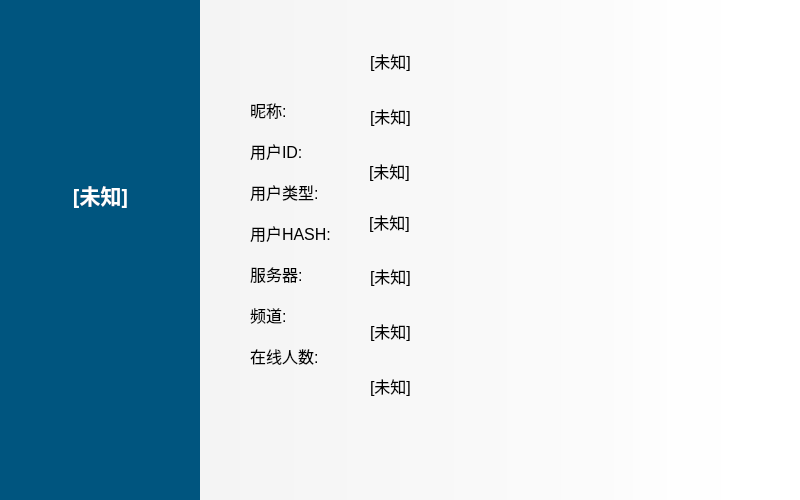
This is userinfo.ui in StarInitial/SChat_Qt_Client as Qt 5 draws it before an edit. The edited form follows.
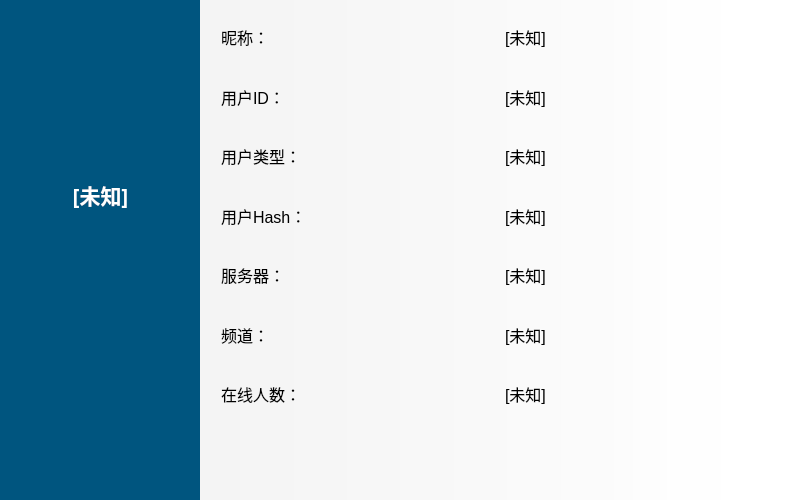
This is the edited form. Icons and pictures are not drawn.

```diff
--- a/userinfo.ui
+++ b/userinfo.ui
@@ -111,139 +111,6 @@
     <set>Qt::AlignCenter</set>
    </property>
   </widget>
-  <widget class="QLabel" name="info_2">
-   <property name="geometry">
-    <rect>
-     <x>250</x>
-     <y>0</y>
-     <width>100</width>
-     <height>501</height>
-    </rect>
-   </property>
-   <property name="text">
-    <string>昵称:
-
-用户ID:
-
-用户类型:
-
-用户HASH:
-
-服务器:
-
-频道:
-
-在线人数:
-
-</string>
-   </property>
-   <property name="alignment">
-    <set>Qt::AlignLeading|Qt::AlignLeft|Qt::AlignVCenter</set>
-   </property>
-  </widget>
-  <widget class="QLabel" name="nick_1">
-   <property name="geometry">
-    <rect>
-     <x>370</x>
-     <y>50</y>
-     <width>430</width>
-     <height>21</height>
-    </rect>
-   </property>
-   <property name="text">
-    <string>[未知]</string>
-   </property>
-  </widget>
-  <widget class="QLabel" name="id">
-   <property name="geometry">
-    <rect>
-     <x>370</x>
-     <y>105</y>
-     <width>431</width>
-     <height>21</height>
-    </rect>
-   </property>
-   <property name="text">
-    <string>[未知]</string>
-   </property>
-  </widget>
-  <widget class="QLabel" name="utype">
-   <property name="geometry">
-    <rect>
-     <x>369</x>
-     <y>160</y>
-     <width>431</width>
-     <height>21</height>
-    </rect>
-   </property>
-   <property name="text">
-    <string>[未知]</string>
-   </property>
-   <property name="alignment">
-    <set>Qt::AlignLeading|Qt::AlignLeft|Qt::AlignVCenter</set>
-   </property>
-  </widget>
-  <widget class="QLabel" name="hash">
-   <property name="geometry">
-    <rect>
-     <x>369</x>
-     <y>210</y>
-     <width>430</width>
-     <height>24</height>
-    </rect>
-   </property>
-   <property name="text">
-    <string>[未知]</string>
-   </property>
-   <property name="alignment">
-    <set>Qt::AlignLeading|Qt::AlignLeft|Qt::AlignVCenter</set>
-   </property>
-  </widget>
-  <widget class="QLabel" name="server">
-   <property name="geometry">
-    <rect>
-     <x>370</x>
-     <y>260</y>
-     <width>431</width>
-     <height>31</height>
-    </rect>
-   </property>
-   <property name="text">
-    <string>[未知]</string>
-   </property>
-  </widget>
-  <widget class="QLabel" name="room">
-   <property name="geometry">
-    <rect>
-     <x>370</x>
-     <y>320</y>
-     <width>431</width>
-     <height>21</height>
-    </rect>
-   </property>
-   <property name="text">
-    <string>[未知]</string>
-   </property>
-   <property name="alignment">
-    <set>Qt::AlignLeading|Qt::AlignLeft|Qt::AlignVCenter</set>
-   </property>
-  </widget>
-  <widget class="QLabel" name="online_num">
-   <property name="geometry">
-    <rect>
-     <x>370</x>
-     <y>375</y>
-     <width>431</width>
-     <height>21</height>
-    </rect>
-   </property>
-   <property name="text">
-    <string>[未知]</string>
-   </property>
-   <property name="alignment">
-    <set>Qt::AlignLeading|Qt::AlignLeft|Qt::AlignVCenter</set>
-   </property>
-  </widget>
   <widget class="QLabel" name="back_2">
    <property name="geometry">
     <rect>
@@ -276,20 +143,156 @@
     <string/>
    </property>
   </widget>
+  <widget class="QWidget" name="widget" native="true">
+   <property name="geometry">
+    <rect>
+     <x>221</x>
+     <y>10</y>
+     <width>561</width>
+     <height>411</height>
+    </rect>
+   </property>
+   <layout class="QGridLayout" name="gridLayout">
+    <item row="0" column="1">
+     <widget class="QLabel" name="nick_1">
+      <property name="text">
+       <string>[未知]</string>
+      </property>
+     </widget>
+    </item>
+    <item row="4" column="1">
+     <widget class="QLabel" name="server">
+      <property name="text">
+       <string>[未知]</string>
+      </property>
+     </widget>
+    </item>
+    <item row="3" column="1">
+     <widget class="QLabel" name="hash">
+      <property name="text">
+       <string>[未知]</string>
+      </property>
+      <property name="alignment">
+       <set>Qt::AlignLeading|Qt::AlignLeft|Qt::AlignVCenter</set>
+      </property>
+     </widget>
+    </item>
+    <item row="1" column="1">
+     <widget class="QLabel" name="id">
+      <property name="text">
+       <string>[未知]</string>
+      </property>
+     </widget>
+    </item>
+    <item row="2" column="1">
+     <widget class="QLabel" name="utype">
+      <property name="text">
+       <string>[未知]</string>
+      </property>
+      <property name="alignment">
+       <set>Qt::AlignLeading|Qt::AlignLeft|Qt::AlignVCenter</set>
+      </property>
+     </widget>
+    </item>
+    <item row="5" column="1">
+     <widget class="QLabel" name="room">
+      <property name="text">
+       <string>[未知]</string>
+      </property>
+      <property name="alignment">
+       <set>Qt::AlignLeading|Qt::AlignLeft|Qt::AlignVCenter</set>
+      </property>
+     </widget>
+    </item>
+    <item row="6" column="1">
+     <widget class="QLabel" name="online_num">
+      <property name="text">
+       <string>[未知]</string>
+      </property>
+      <property name="alignment">
+       <set>Qt::AlignLeading|Qt::AlignLeft|Qt::AlignVCenter</set>
+      </property>
+     </widget>
+    </item>
+    <item row="0" column="0">
+     <widget class="QLabel" name="info_1">
+      <property name="text">
+       <string>昵称：</string>
+      </property>
+      <property name="alignment">
+       <set>Qt::AlignLeading|Qt::AlignLeft|Qt::AlignVCenter</set>
+      </property>
+     </widget>
+    </item>
+    <item row="1" column="0">
+     <widget class="QLabel" name="info_2">
+      <property name="text">
+       <string>用户ID：</string>
+      </property>
+      <property name="alignment">
+       <set>Qt::AlignLeading|Qt::AlignLeft|Qt::AlignVCenter</set>
+      </property>
+     </widget>
+    </item>
+    <item row="2" column="0">
+     <widget class="QLabel" name="info_3">
+      <property name="text">
+       <string>用户类型：</string>
+      </property>
+      <property name="alignment">
+       <set>Qt::AlignLeading|Qt::AlignLeft|Qt::AlignVCenter</set>
+      </property>
+     </widget>
+    </item>
+    <item row="3" column="0">
+     <widget class="QLabel" name="info_4">
+      <property name="text">
+       <string>用户Hash：</string>
+      </property>
+      <property name="alignment">
+       <set>Qt::AlignLeading|Qt::AlignLeft|Qt::AlignVCenter</set>
+      </property>
+     </widget>
+    </item>
+    <item row="4" column="0">
+     <widget class="QLabel" name="info_5">
+      <property name="text">
+       <string>服务器：</string>
+      </property>
+      <property name="alignment">
+       <set>Qt::AlignLeading|Qt::AlignLeft|Qt::AlignVCenter</set>
+      </property>
+     </widget>
+    </item>
+    <item row="5" column="0">
+     <widget class="QLabel" name="info_6">
+      <property name="text">
+       <string>频道：</string>
+      </property>
+      <property name="alignment">
+       <set>Qt::AlignLeading|Qt::AlignLeft|Qt::AlignVCenter</set>
+      </property>
+     </widget>
+    </item>
+    <item row="6" column="0">
+     <widget class="QLabel" name="info_7">
+      <property name="text">
+       <string>在线人数：</string>
+      </property>
+      <property name="alignment">
+       <set>Qt::AlignLeading|Qt::AlignLeft|Qt::AlignVCenter</set>
+      </property>
+     </widget>
+    </item>
+   </layout>
+  </widget>
   <zorder>back_0</zorder>
   <zorder>back_1</zorder>
   <zorder>icon</zorder>
   <zorder>nick_0</zorder>
-  <zorder>nick_1</zorder>
-  <zorder>id</zorder>
-  <zorder>utype</zorder>
-  <zorder>hash</zorder>
-  <zorder>server</zorder>
-  <zorder>room</zorder>
-  <zorder>online_num</zorder>
   <zorder>back_2</zorder>
   <zorder>back_3</zorder>
-  <zorder>info_2</zorder>
+  <zorder>widget</zorder>
  </widget>
  <resources/>
  <connections/>
```
